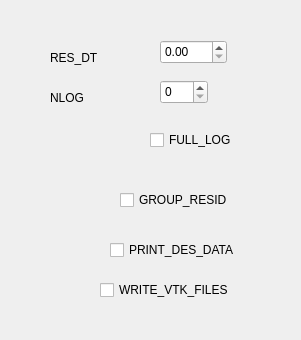
The window that gui/uifiles/output.ui (truongd8593/mfix) describes before a commit, drawn with Qt 5.
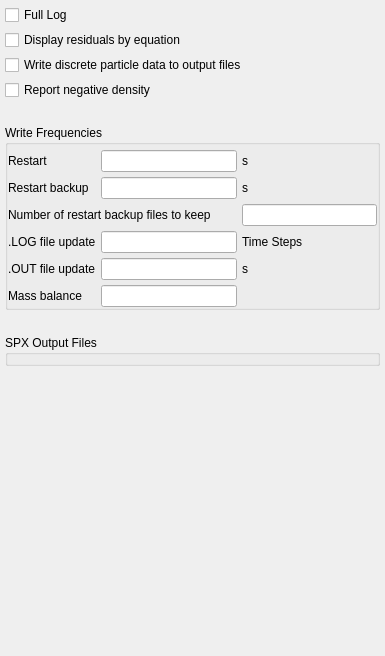
The same window after the commit. Custom widgets are drawn as their Qt base class.

Commit message: added output widgets

```diff
--- a/gui/uifiles/output.ui
+++ b/gui/uifiles/output.ui
@@ -6,108 +6,233 @@
    <rect>
     <x>0</x>
     <y>0</y>
-    <width>301</width>
-    <height>340</height>
+    <width>385</width>
+    <height>656</height>
    </rect>
   </property>
-  <widget class="QLabel" name="label_136">
-   <property name="geometry">
-    <rect>
-     <x>50</x>
-     <y>50</y>
-     <width>59</width>
-     <height>16</height>
-    </rect>
+  <layout class="QGridLayout" name="gridLayout_2">
+   <property name="margin">
+    <number>5</number>
    </property>
-   <property name="text">
-    <string>RES_DT</string>
+   <property name="spacing">
+    <number>5</number>
    </property>
-  </widget>
-  <widget class="DoubleSpinBox" name="doublespinbox_keyword_res_dt">
-   <property name="geometry">
-    <rect>
-     <x>160</x>
-     <y>40</y>
-     <width>67</width>
-     <height>24</height>
-    </rect>
-   </property>
-  </widget>
-  <widget class="QLabel" name="label_137">
-   <property name="geometry">
-    <rect>
-     <x>50</x>
-     <y>90</y>
-     <width>59</width>
-     <height>16</height>
-    </rect>
-   </property>
-   <property name="text">
-    <string>NLOG</string>
-   </property>
-  </widget>
-  <widget class="SpinBox" name="doublespinbox_keyword_nlog">
-   <property name="geometry">
-    <rect>
-     <x>160</x>
-     <y>80</y>
-     <width>48</width>
-     <height>24</height>
-    </rect>
-   </property>
-  </widget>
-  <widget class="CheckBox" name="checkbox_keyword_full_log" native="true">
-   <property name="geometry">
-    <rect>
-     <x>150</x>
-     <y>130</y>
-     <width>86</width>
-     <height>20</height>
-    </rect>
-   </property>
-   <property name="text" stdset="0">
-    <string>FULL_LOG</string>
-   </property>
-  </widget>
-  <widget class="CheckBox" name="checkbox_keyword_group_resid" native="true">
-   <property name="geometry">
-    <rect>
-     <x>120</x>
-     <y>190</y>
-     <width>131</width>
-     <height>20</height>
-    </rect>
-   </property>
-   <property name="text" stdset="0">
-    <string>GROUP_RESID</string>
-   </property>
-  </widget>
-  <widget class="CheckBox" name="checkbox_keyword_print_des_data" native="true">
-   <property name="geometry">
-    <rect>
-     <x>110</x>
-     <y>240</y>
-     <width>141</width>
-     <height>20</height>
-    </rect>
-   </property>
-   <property name="text" stdset="0">
-    <string>PRINT_DES_DATA</string>
-   </property>
-  </widget>
-  <widget class="CheckBox" name="checkbox_keyword_write_vtk_files" native="true">
-   <property name="geometry">
-    <rect>
-     <x>100</x>
-     <y>280</y>
-     <width>151</width>
-     <height>20</height>
-    </rect>
-   </property>
-   <property name="text" stdset="0">
-    <string>WRITE_VTK_FILES</string>
-   </property>
-  </widget>
+   <item row="2" column="0">
+    <widget class="CheckBox" name="checkbox_keyword_print_des_data">
+     <property name="text">
+      <string>Write discrete particle data to output files</string>
+     </property>
+    </widget>
+   </item>
+   <item row="4" column="0">
+    <spacer name="verticalSpacer_2">
+     <property name="orientation">
+      <enum>Qt::Vertical</enum>
+     </property>
+     <property name="sizeType">
+      <enum>QSizePolicy::Maximum</enum>
+     </property>
+     <property name="sizeHint" stdset="0">
+      <size>
+       <width>20</width>
+       <height>20</height>
+      </size>
+     </property>
+    </spacer>
+   </item>
+   <item row="0" column="0">
+    <widget class="CheckBox" name="checkbox_keyword_full_log">
+     <property name="text">
+      <string>Full Log</string>
+     </property>
+    </widget>
+   </item>
+   <item row="1" column="0">
+    <widget class="CheckBox" name="checkbox_keyword_group_resid">
+     <property name="text">
+      <string>Display residuals by equation</string>
+     </property>
+    </widget>
+   </item>
+   <item row="3" column="0">
+    <widget class="CheckBox" name="checkbox_keyword_report_neg_density">
+     <property name="text">
+      <string>Report negative density</string>
+     </property>
+    </widget>
+   </item>
+   <item row="8" column="0">
+    <spacer name="verticalSpacer">
+     <property name="orientation">
+      <enum>Qt::Vertical</enum>
+     </property>
+     <property name="sizeHint" stdset="0">
+      <size>
+       <width>20</width>
+       <height>40</height>
+      </size>
+     </property>
+    </spacer>
+   </item>
+   <item row="7" column="0">
+    <widget class="QGroupBox" name="groupBox">
+     <property name="title">
+      <string>SPX Output Files</string>
+     </property>
+     <property name="flat">
+      <bool>true</bool>
+     </property>
+     <layout class="QGridLayout" name="gridLayout_3">
+      <property name="leftMargin">
+       <number>0</number>
+      </property>
+      <property name="topMargin">
+       <number>5</number>
+      </property>
+      <property name="rightMargin">
+       <number>0</number>
+      </property>
+      <property name="bottomMargin">
+       <number>0</number>
+      </property>
+      <property name="spacing">
+       <number>5</number>
+      </property>
+     </layout>
+    </widget>
+   </item>
+   <item row="5" column="0">
+    <widget class="QGroupBox" name="groupBox_3">
+     <property name="title">
+      <string>Write Frequencies</string>
+     </property>
+     <property name="flat">
+      <bool>true</bool>
+     </property>
+     <layout class="QGridLayout" name="gridLayout">
+      <property name="leftMargin">
+       <number>0</number>
+      </property>
+      <property name="topMargin">
+       <number>5</number>
+      </property>
+      <property name="rightMargin">
+       <number>0</number>
+      </property>
+      <property name="bottomMargin">
+       <number>0</number>
+      </property>
+      <property name="spacing">
+       <number>5</number>
+      </property>
+      <item row="4" column="1">
+       <widget class="LineEdit" name="lineedit_keyword_out_dt"/>
+      </item>
+      <item row="3" column="1">
+       <widget class="LineEdit" name="lineedit_keyword_nlog"/>
+      </item>
+      <item row="0" column="2">
+       <widget class="QLabel" name="label_2">
+        <property name="text">
+         <string>s</string>
+        </property>
+       </widget>
+      </item>
+      <item row="3" column="0">
+       <widget class="QLabel" name="label_137">
+        <property name="text">
+         <string>.LOG file update</string>
+        </property>
+       </widget>
+      </item>
+      <item row="0" column="0">
+       <widget class="QLabel" name="label_136">
+        <property name="text">
+         <string>Restart</string>
+        </property>
+       </widget>
+      </item>
+      <item row="0" column="1">
+       <widget class="LineEdit" name="lineedit_keyword_res_dt"/>
+      </item>
+      <item row="1" column="1">
+       <widget class="LineEdit" name="lineedit_keyword_res_backup_dt"/>
+      </item>
+      <item row="1" column="0">
+       <widget class="QLabel" name="label_3">
+        <property name="text">
+         <string>Restart backup</string>
+        </property>
+       </widget>
+      </item>
+      <item row="2" column="2">
+       <widget class="LineEdit" name="lineedit_keyword_res_backups"/>
+      </item>
+      <item row="4" column="2">
+       <widget class="QLabel" name="label_7">
+        <property name="text">
+         <string>s</string>
+        </property>
+       </widget>
+      </item>
+      <item row="2" column="0" colspan="2">
+       <widget class="QLabel" name="label_5">
+        <property name="text">
+         <string>Number of restart backup files to keep</string>
+        </property>
+       </widget>
+      </item>
+      <item row="4" column="0">
+       <widget class="QLabel" name="label_6">
+        <property name="text">
+         <string>.OUT file update</string>
+        </property>
+       </widget>
+      </item>
+      <item row="1" column="2">
+       <widget class="QLabel" name="label_4">
+        <property name="text">
+         <string>s</string>
+        </property>
+       </widget>
+      </item>
+      <item row="3" column="2">
+       <widget class="QLabel" name="label">
+        <property name="text">
+         <string>Time Steps</string>
+        </property>
+       </widget>
+      </item>
+      <item row="5" column="0">
+       <widget class="QLabel" name="label_8">
+        <property name="text">
+         <string>Mass balance</string>
+        </property>
+       </widget>
+      </item>
+      <item row="5" column="1">
+       <widget class="LineEdit" name="lineedit_keyword_report_mass_balance_dt"/>
+      </item>
+     </layout>
+    </widget>
+   </item>
+   <item row="6" column="0">
+    <spacer name="verticalSpacer_3">
+     <property name="orientation">
+      <enum>Qt::Vertical</enum>
+     </property>
+     <property name="sizeType">
+      <enum>QSizePolicy::Maximum</enum>
+     </property>
+     <property name="sizeHint" stdset="0">
+      <size>
+       <width>20</width>
+       <height>20</height>
+      </size>
+     </property>
+    </spacer>
+   </item>
+  </layout>
  </widget>
  <customwidgets>
   <customwidget>
@@ -116,13 +241,8 @@
    <header>widgets/base</header>
   </customwidget>
   <customwidget>
-   <class>SpinBox</class>
-   <extends>QSpinBox</extends>
-   <header>widgets/base</header>
-  </customwidget>
-  <customwidget>
-   <class>DoubleSpinBox</class>
-   <extends>QDoubleSpinBox</extends>
+   <class>LineEdit</class>
+   <extends>QLineEdit</extends>
    <header>widgets/base</header>
   </customwidget>
  </customwidgets>
```
The commit also changes 4 other files.
